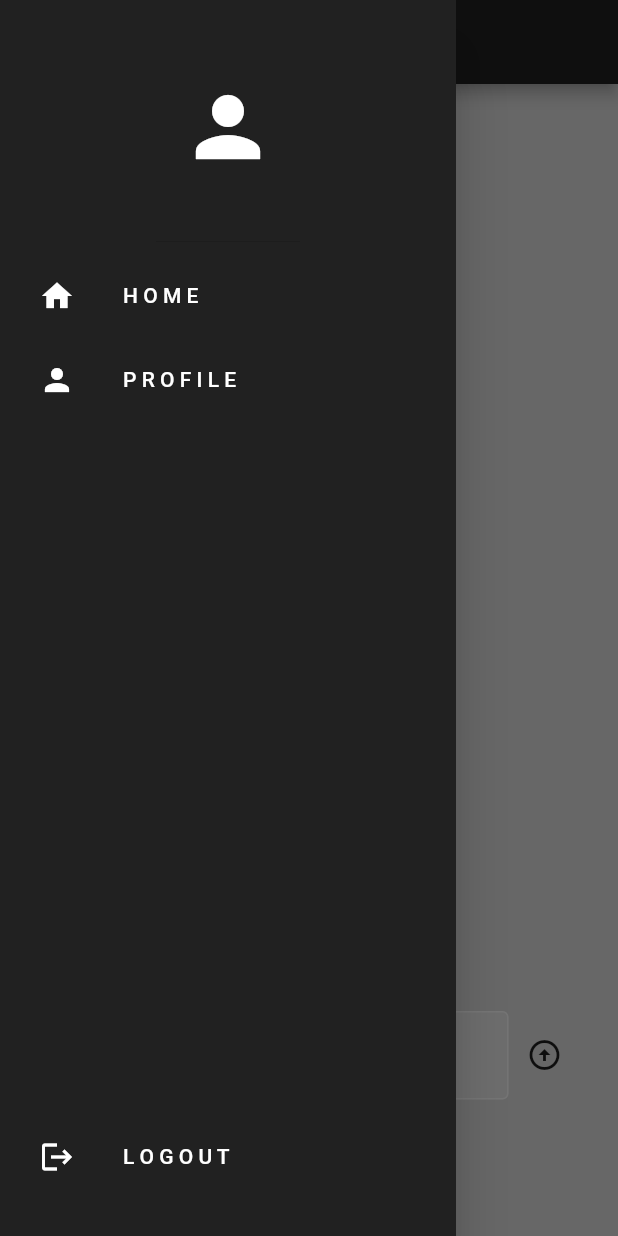
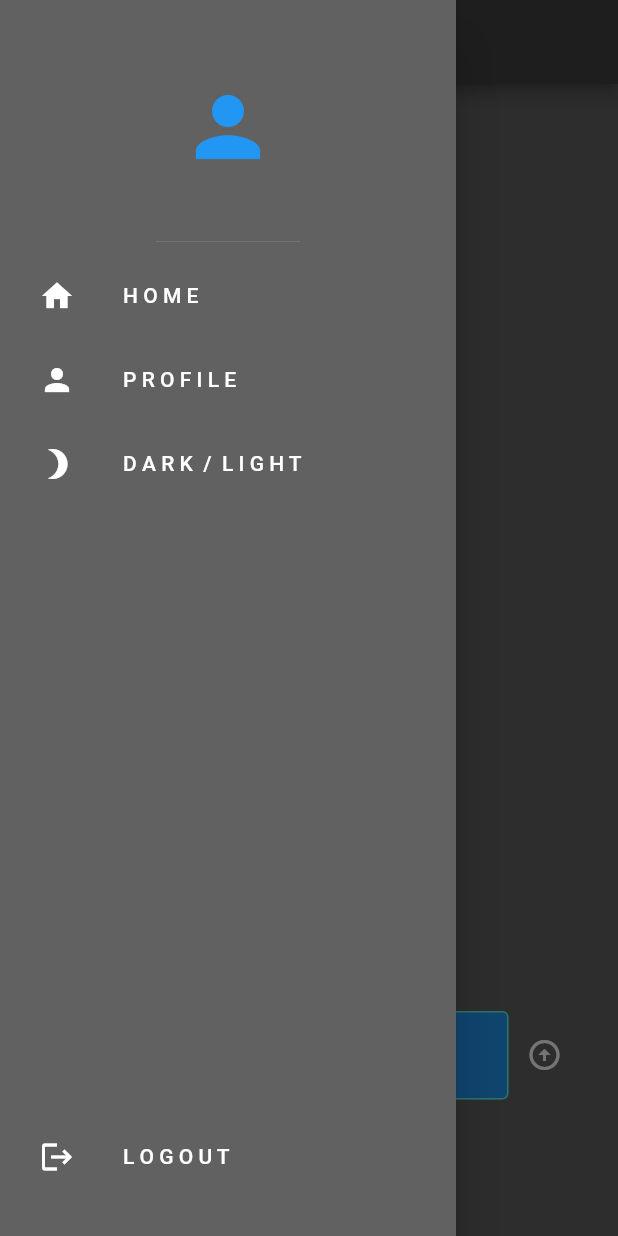
Before and after one commit to NanoCode10/projects_flutter, a Flutter app: the screen it shows once a user with an empty profile is signed in, with the side drawer open, on a phone screen of 412 x 824 dp. Run offline on Flutter 3.47's test engine with Material 2 defaults, Android fonts, the phone set to English and light mode, and no system bars; our stand-ins replace cloud_firestore, firebase_auth, firebase_core; accounts and stored records are empty; network calls fail.

Commit message:
commit 160623

```diff
--- a/nanoapp_the_wall/lib/components/comment.dart
+++ b/nanoapp_the_wall/lib/components/comment.dart
@@ -15,7 +15,7 @@ class Comment extends StatelessWidget {
   Widget build(BuildContext context) {
     return Container(
       decoration: BoxDecoration(
-        color: Colors.grey[300],
+        color: Theme.of(context).colorScheme.secondary,
         borderRadius: BorderRadius.circular(4),
       ),
       margin: const EdgeInsets.only(bottom: 5),
--- a/nanoapp_the_wall/lib/components/drawer.dart
+++ b/nanoapp_the_wall/lib/components/drawer.dart
@@ -3,27 +3,29 @@ import 'package:nanoapp_the_wall/components/my_list_tile.dart';
 
 class MyDrawer extends StatelessWidget {
   final void Function()? onProfileTap;
+  final void Function()? onThemeTap;
   final void Function()? onSignOut;
   const MyDrawer({
     super.key,
     required this.onProfileTap,
+    required this.onThemeTap,
     required this.onSignOut,
   });
 
   @override
   Widget build(BuildContext context) {
     return Drawer(
-      backgroundColor: Colors.grey[900],
+      backgroundColor: Theme.of(context).colorScheme.background,
       child: Column(
         mainAxisAlignment: MainAxisAlignment.spaceBetween,
         children: [
           Column(
             children: [
               //header
-              const DrawerHeader(
+              DrawerHeader(
                 child: Icon(
                   Icons.person,
-                  color: Colors.white,
+                  color: Theme.of(context).colorScheme.primary,
                   size: 64,
                 ),
               ),
@@ -39,6 +41,12 @@ class MyDrawer extends StatelessWidget {
                 icon: Icons.person,
                 text: 'P R O F I L E',
                 onTap: onProfileTap,
+              ),
+              //profile list title
+              MyListTile(
+                icon: Icons.brightness_3,
+                text: 'D A R K  /  L I G H T',
+                onTap: onThemeTap,
               ),
             ],
           ),
--- a/nanoapp_the_wall/lib/components/text_box.dart
+++ b/nanoapp_the_wall/lib/components/text_box.dart
@@ -15,7 +15,7 @@ class MytextBox extends StatelessWidget {
   Widget build(BuildContext context) {
     return Container(
       decoration: BoxDecoration(
-        color: Colors.grey[200],
+        color: Theme.of(context).colorScheme.primary,
         borderRadius: BorderRadius.circular(8),
       ),
       padding: const EdgeInsets.only(left: 15, bottom: 15),
--- a/nanoapp_the_wall/lib/components/text_field.dart
+++ b/nanoapp_the_wall/lib/components/text_field.dart
@@ -17,13 +17,14 @@ class MyTextField extends StatelessWidget {
       controller: controller,
       obscureText: obscureText,
       decoration: InputDecoration(
-        enabledBorder: const OutlineInputBorder(
-          borderSide: BorderSide(color: Colors.white),
+        enabledBorder: OutlineInputBorder(
+          borderSide:
+              BorderSide(color: Theme.of(context).colorScheme.secondary),
         ),
         focusedBorder: const OutlineInputBorder(
           borderSide: BorderSide(color: Colors.white),
         ),
-        fillColor: Colors.grey.shade200,
+        fillColor: Theme.of(context).colorScheme.primary,
         filled: true,
         hintText: hinText,
         hintStyle: TextStyle(color: Colors.grey[500]),
--- a/nanoapp_the_wall/lib/components/wall_post.dart
+++ b/nanoapp_the_wall/lib/components/wall_post.dart
@@ -121,7 +121,7 @@ class _WallPostState extends State<WallPost> {
   Widget build(BuildContext context) {
     return Container(
       decoration: BoxDecoration(
-        color: Colors.grey[200],
+        color: Theme.of(context).colorScheme.primary,
         borderRadius: BorderRadius.circular(8),
       ),
       margin: const EdgeInsets.only(top: 25, left: 25, right: 25),
--- a/nanoapp_the_wall/lib/main.dart
+++ b/nanoapp_the_wall/lib/main.dart
@@ -1,15 +1,25 @@
 import 'package:firebase_core/firebase_core.dart';
 import 'package:flutter/material.dart';
 import 'package:nanoapp_the_wall/auth/auth.dart';
-
+import 'package:nanoapp_the_wall/theme/mytheme.dart';
+import 'package:provider/provider.dart';
 import 'package:nanoapp_the_wall/firebase_options.dart';
+import 'package:nanoapp_the_wall/theme/dark_theme.dart';
+import 'package:nanoapp_the_wall/theme/light_theme.dart';
 
 void main() async {
   WidgetsFlutterBinding.ensureInitialized();
   await Firebase.initializeApp(
     options: DefaultFirebaseOptions.currentPlatform,
   );
-  runApp(const MyApp());
+  runApp(
+    MultiProvider(
+      providers: [
+        ChangeNotifierProvider(create: (_) => ThemeChanger(ThemeData.dark())),
+      ],
+      child: const MyApp(),
+    ),
+  );
 }
 
 class MyApp extends StatelessWidget {
@@ -17,9 +27,13 @@ class MyApp extends StatelessWidget {
 
   @override
   Widget build(BuildContext context) {
-    return const MaterialApp(
+    final theme = Provider.of<ThemeChanger>(context);
+
+    return MaterialApp(
       debugShowCheckedModeBanner: false,
-      home: AuthPage(),
+      theme: theme.getTheme(),
+      darkTheme: darkTheme,
+      home: const AuthPage(),
     );
   }
 }
--- a/nanoapp_the_wall/lib/pages/home_page.dart
+++ b/nanoapp_the_wall/lib/pages/home_page.dart
@@ -5,6 +5,10 @@ import 'package:nanoapp_the_wall/components/drawer.dart';
 import 'package:nanoapp_the_wall/components/text_field.dart';
 import 'package:nanoapp_the_wall/components/wall_post.dart';
 import 'package:nanoapp_the_wall/helper/helper_methods.dart';
+import 'package:nanoapp_the_wall/theme/dark_theme.dart';
+import 'package:nanoapp_the_wall/theme/light_theme.dart';
+import 'package:nanoapp_the_wall/theme/mytheme.dart';
+import 'package:provider/provider.dart';
 
 import 'profile_page.dart';
 
@@ -59,16 +63,32 @@ class _HomePageState extends State<HomePage> {
     );
   }
 
+//toggle theme
+  bool _isdark = false;
+  void toggleTheme() {
+    final theme = Provider.of<ThemeChanger>(context, listen: false);
+
+    setState(() {
+      if (_isdark) {
+        theme.setTheme(lightTheme);
+        _isdark = false;
+      } else {
+        theme.setTheme(darkTheme);
+        _isdark = true;
+      }
+    });
+  }
+
   @override
   Widget build(BuildContext context) {
     return Scaffold(
-      backgroundColor: Colors.grey[300],
+      backgroundColor: Theme.of(context).colorScheme.background,
       appBar: AppBar(
         title: const Text("The Wall"),
-        backgroundColor: Colors.grey[900],
       ),
       drawer: MyDrawer(
         onProfileTap: goToProfilePage,
+        onThemeTap: toggleTheme,
         onSignOut: signOut,
       ),
       body: Center(
--- a/nanoapp_the_wall/lib/pages/profile_page.dart
+++ b/nanoapp_the_wall/lib/pages/profile_page.dart
@@ -66,10 +66,9 @@ class _ProfilePageState extends State<ProfilePage> {
   @override
   Widget build(BuildContext context) {
     return Scaffold(
-        backgroundColor: Colors.grey[300],
+        backgroundColor: Theme.of(context).colorScheme.background,
         appBar: AppBar(
           title: const Text('Profile Page'),
-          backgroundColor: Colors.grey[900],
         ),
         body: StreamBuilder<DocumentSnapshot>(
             stream: FirebaseFirestore.instance
--- /dev/null
+++ b/nanoapp_the_wall/lib/theme/dark_theme.dart
@@ -0,0 +1,13 @@
+import 'package:flutter/material.dart';
+
+ThemeData darkTheme = ThemeData(
+  brightness: Brightness.dark,
+  appBarTheme: const AppBarTheme(
+    backgroundColor: Colors.black,
+  ),
+  colorScheme: ColorScheme.dark(
+    background: Colors.black,
+    primary: Colors.grey[900]!,
+    secondary: Colors.grey[800]!,
+  ),
+);
--- /dev/null
+++ b/nanoapp_the_wall/lib/theme/light_theme.dart
@@ -0,0 +1,16 @@
+import 'package:flutter/material.dart';
+
+ThemeData lightTheme = ThemeData(
+  brightness: Brightness.light,
+  appBarTheme: const AppBarTheme(
+    backgroundColor: Colors.transparent,
+    elevation: 0,
+    iconTheme: IconThemeData(color: Colors.black),
+    titleTextStyle: TextStyle(color: Colors.black, fontSize: 20),
+  ),
+  colorScheme: ColorScheme.light(
+    background: Colors.grey[300]!,
+    primary: Colors.grey[200]!,
+    secondary: Colors.grey[300]!,
+  ),
+);
--- /dev/null
+++ b/nanoapp_the_wall/lib/theme/mytheme.dart
@@ -0,0 +1,16 @@
+import 'package:flutter/material.dart';
+import 'package:nanoapp_the_wall/theme/dark_theme.dart';
+import 'package:nanoapp_the_wall/theme/light_theme.dart';
+
+class ThemeChanger with ChangeNotifier {
+  ThemeData _themeData = lightTheme;
+
+  ThemeChanger(this._themeData);
+
+  getTheme() => _themeData;
+
+  setTheme(ThemeData theme) {
+    this._themeData = theme;
+    notifyListeners();
+  }
+}
--- a/nanoapp_the_wall/pubspec.yaml
+++ b/nanoapp_the_wall/pubspec.yaml
@@ -30,7 +30,7 @@ environment:
 dependencies:
   flutter:
     sdk: flutter
-
+  provider: ^6.0.5
 
   # The following adds the Cupertino Icons font to your application.
   # Use with the CupertinoIcons class for iOS style icons.
```
Also changed, not shown: nanoapp_the_wall/pubspec.lock, 1 other file.
